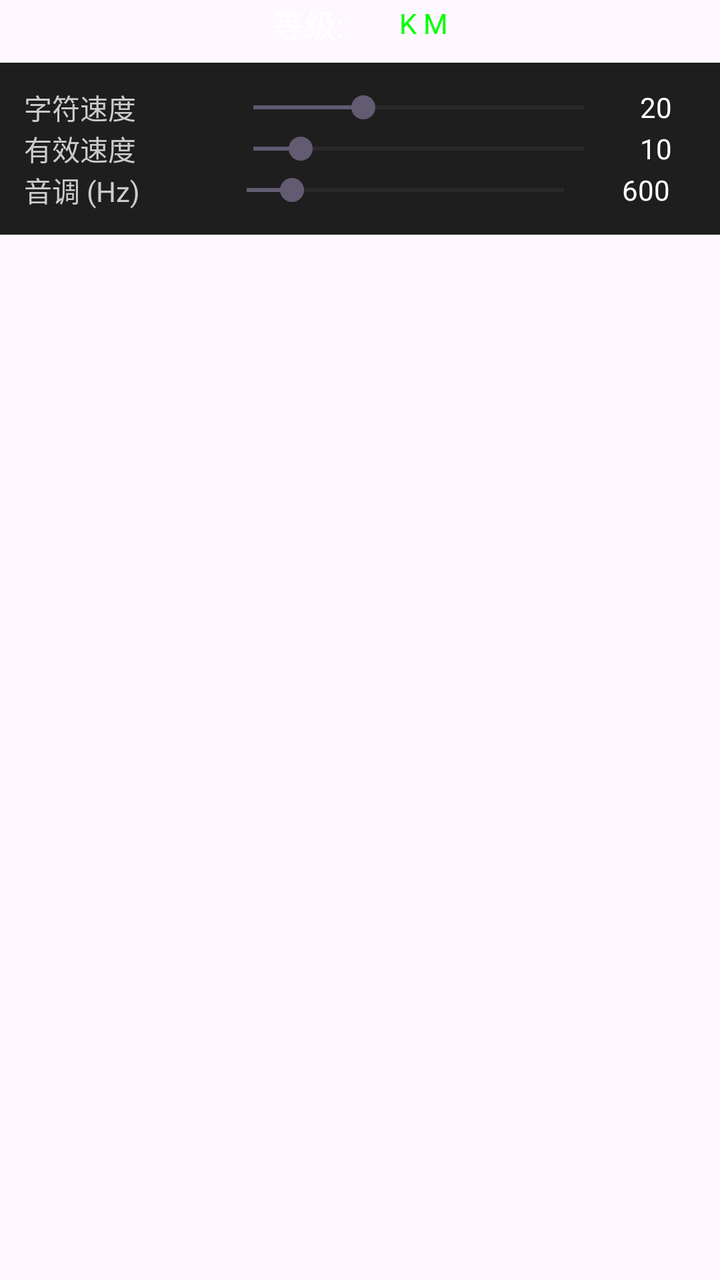
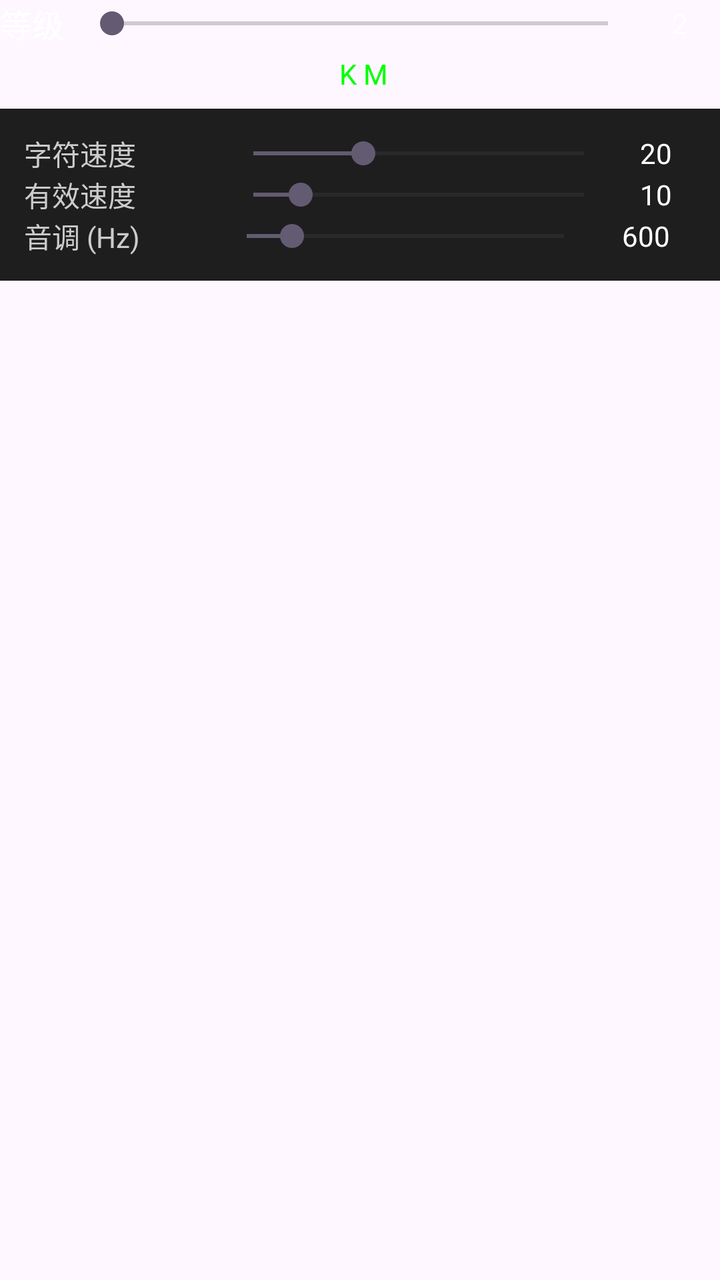

Two renders of the same Android screen: before a commit and after it. Below are the layout's source before the change and the commit's diff.
<!-- AndroidManifest.xml: application theme Theme.KochMorseTrainer -->
<!-- res/layout/view_audio_settings.xml -->
<?xml version="1.0" encoding="utf-8"?>
<LinearLayout xmlns:android="http://schemas.android.com/apk/res/android"
    android:layout_width="match_parent"
    android:layout_height="wrap_content"
    android:orientation="vertical">

    
    <LinearLayout
        android:layout_width="match_parent"
        android:layout_height="wrap_content"
        android:orientation="horizontal"
        android:gravity="center"
        android:layout_marginBottom="8dp">

        <TextView
            android:layout_width="wrap_content"
            android:layout_height="wrap_content"
            android:text="等级:"
            android:textColor="#FFFFFF"
            android:textSize="16sp" />

        <Spinner
            android:id="@+id/spinnerLevel"
            android:layout_width="wrap_content"
            android:layout_height="wrap_content"
            android:layout_marginStart="8dp"
            android:background="#333333" />

        <TextView
            android:id="@+id/tvCurrentChars"
            android:layout_width="wrap_content"
            android:layout_height="wrap_content"
            android:text=" K M"
            android:textColor="#00FF00"
            android:textSize="14sp"
            android:layout_marginStart="16dp" />
    </LinearLayout>

    
    <LinearLayout
        android:layout_width="match_parent"
        android:layout_height="wrap_content"
        android:orientation="vertical"
        android:background="#1E1E1E"
        android:padding="12dp"
        android:layout_marginBottom="12dp">

        
        <LinearLayout
            android:layout_width="match_parent"
            android:layout_height="wrap_content"
            android:orientation="horizontal"
            android:gravity="center_vertical">

            <TextView
                android:layout_width="0dp"
                android:layout_height="wrap_content"
                android:layout_weight="1"
                android:text="字符速度"
                android:textColor="#CCCCCC" />

            <SeekBar
                android:id="@+id/seekBarCharSpeed"
                android:layout_width="0dp"
                android:layout_height="wrap_content"
                android:layout_weight="2"
                android:max="45"
                android:progress="15" />

            <TextView
                android:id="@+id/tvCharSpeedValue"
                android:layout_width="40dp"
                android:layout_height="wrap_content"
                android:text="20"
                android:textColor="#FFFFFF"
                android:gravity="center" />
        </LinearLayout>

        
        <LinearLayout
            android:layout_width="match_parent"
            android:layout_height="wrap_content"
            android:orientation="horizontal"
            android:gravity="center_vertical">

            <TextView
                android:layout_width="0dp"
                android:layout_height="wrap_content"
                android:layout_weight="1"
                android:text="有效速度"
                android:textColor="#CCCCCC" />

            <SeekBar
                android:id="@+id/seekBarEffSpeed"
                android:layout_width="0dp"
                android:layout_height="wrap_content"
                android:layout_weight="2"
                android:max="35"
                android:progress="5" />

            <TextView
                android:id="@+id/tvEffSpeedValue"
                android:layout_width="40dp"
                android:layout_height="wrap_content"
                android:text="10"
                android:textColor="#FFFFFF"
                android:gravity="center" />
        </LinearLayout>

        
        <LinearLayout
            android:layout_width="match_parent"
            android:layout_height="wrap_content"
            android:orientation="horizontal"
            android:gravity="center_vertical">

            <TextView
                android:layout_width="0dp"
                android:layout_height="wrap_content"
                android:layout_weight="1"
                android:text="音调 (Hz)"
                android:textColor="#CCCCCC" />

            <SeekBar
                android:id="@+id/seekBarFreq"
                android:layout_width="0dp"
                android:layout_height="wrap_content"
                android:layout_weight="2"
                android:max="1400"
                android:progress="200" />

            <TextView
                android:id="@+id/tvFreqValue"
                android:layout_width="50dp"
                android:layout_height="wrap_content"
                android:text="600"
                android:textColor="#FFFFFF"
                android:gravity="center" />
        </LinearLayout>
    </LinearLayout>

</LinearLayout>
<!-- resources referenced by this layout -->
<resources>
  <style name="Theme.KochMorseTrainer" parent="Base.Theme.KochMorseTrainer" />
  <style name="Base.Theme.KochMorseTrainer" parent="Theme.Material3.DayNight.NoActionBar">
          
          
      </style>
</resources>

<!-- the commit's change to res/layout/view_audio_settings.xml (unified diff, before → after) -->
@@ -8,32 +8,49 @@
     <LinearLayout
         android:layout_width="match_parent"
         android:layout_height="wrap_content"
-        android:orientation="horizontal"
-        android:gravity="center"
+        android:orientation="vertical"
         android:layout_marginBottom="8dp">
 
-        <TextView
-            android:layout_width="wrap_content"
+        <LinearLayout
+            android:layout_width="match_parent"
             android:layout_height="wrap_content"
-            android:text="等级:"
-            android:textColor="#FFFFFF"
-            android:textSize="16sp" />
+            android:orientation="horizontal"
+            android:gravity="center_vertical">
 
-        <Spinner
-            android:id="@+id/spinnerLevel"
-            android:layout_width="wrap_content"
-            android:layout_height="wrap_content"
-            android:layout_marginStart="8dp"
-            android:background="#333333" />
+            <TextView
+                android:layout_width="wrap_content"
+                android:layout_height="wrap_content"
+                android:text="等级"
+                android:textColor="#FFFFFF"
+                android:textSize="16sp" />
+
+            <SeekBar
+                android:id="@+id/seekBarLevel"
+                android:layout_width="0dp"
+                android:layout_height="wrap_content"
+                android:layout_weight="1"
+                android:layout_marginStart="8dp"
+                android:max="36"
+                android:progress="0" />
+
+            <TextView
+                android:id="@+id/tvLevelValue"
+                android:layout_width="40dp"
+                android:layout_height="wrap_content"
+                android:text="2"
+                android:textColor="#FFFFFF"
+                android:gravity="center" />
+        </LinearLayout>
 
         <TextView
             android:id="@+id/tvCurrentChars"
-            android:layout_width="wrap_content"
+            android:layout_width="match_parent"
             android:layout_height="wrap_content"
             android:text=" K M"
             android:textColor="#00FF00"
             android:textSize="14sp"
-            android:layout_marginStart="16dp" />
+            android:gravity="center"
+            android:layout_marginTop="4dp" />
     </LinearLayout>
 
     
